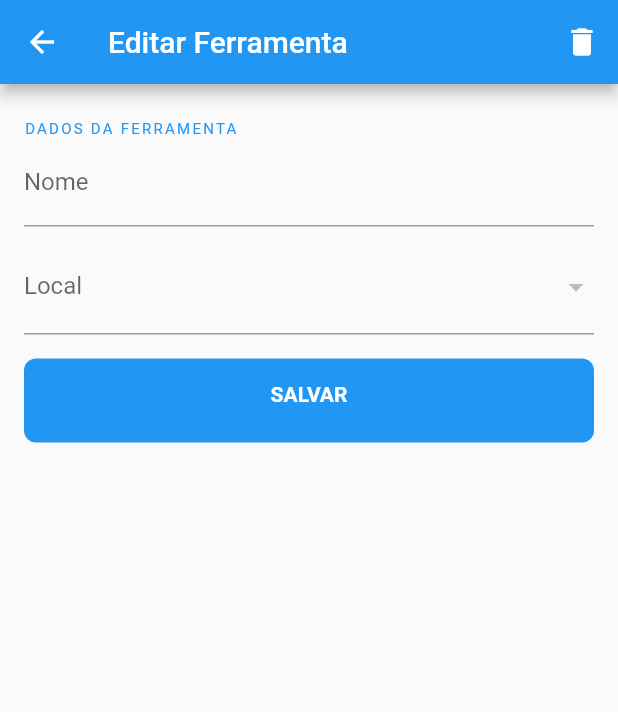
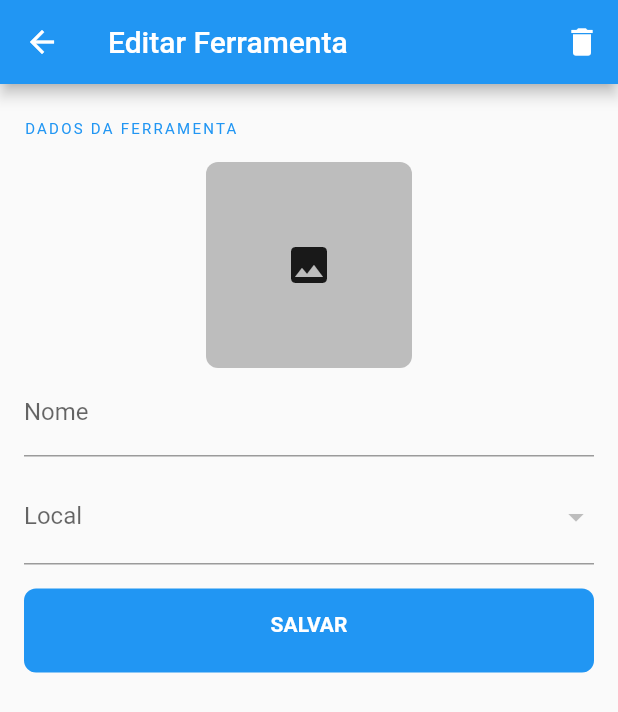
Before and after one commit to harimasora/emvial_inventario, a Flutter app: the EditToolScreen screen opened directly with empty values, on a phone screen of 412 x 824 dp. Shown: the top 712 px of the screen. Run offline on Flutter 3.47's test engine with Material 2 defaults, Android fonts, the phone set to English and light mode, and no system bars; our stand-ins replace cloud_firestore, firebase_core, firebase_storage, flutter_riverpod, flutter_slidable, image_cropper and 1 more; missing offline and left inert: drag_and_drop_lists; accounts and stored records are empty.

Commit message:
feat: CRUD item images

```diff
--- a/lib/models/item.dart
+++ b/lib/models/item.dart
@@ -1,8 +1,9 @@
 class Item {
   final String id;
   final String name;
+  final String imageUrl;
 
-  Item({this.id, this.name});
+  Item({this.id, this.name, this.imageUrl});
 
   factory Item.fromMap(Map data) {
     if (data == null) {
@@ -12,6 +13,7 @@ class Item {
     return Item(
       id: data['id'] as String,
       name: data['name'] as String ?? '',
+      imageUrl: data['imageUrl'] as String ?? '',
     );
   }
 
@@ -19,7 +21,16 @@ class Item {
     return <String, dynamic>{
       'id': id,
       'name': name,
+      'imageUrl': imageUrl,
     };
+  }
+
+  Item copyWith({String id, String name, String imageUrl}) {
+    return Item(
+      id: id ?? this.id,
+      name: name ?? this.name,
+      imageUrl: imageUrl ?? this.imageUrl,
+    );
   }
 
   @override
--- a/lib/screens/add_tool.dart
+++ b/lib/screens/add_tool.dart
@@ -107,7 +107,8 @@ class _AddToolFormState extends State<AddToolForm> {
       try {
         startLoading();
         final db = context.read(databaseProvider);
-        final placeToSave = Place(id: place.id, name: place.name, items: place.items)..items.add(Item(name: name));
+        final placeToSave = Place(id: place.id, name: place.name, items: place.items)
+          ..items.add(Item(id: db.randomDocumentId, name: name));
         await db.savePlace(placeToSave);
         Navigator.of(context).pop();
       } on Exception catch (e) {
--- a/lib/screens/edit_tool.dart
+++ b/lib/screens/edit_tool.dart
@@ -1,7 +1,9 @@
 import 'package:emival_inventario/models/item.dart';
 import 'package:emival_inventario/models/place.dart';
+import 'package:emival_inventario/models/place_item.dart';
 import 'package:emival_inventario/services/db_service.dart';
 import 'package:emival_inventario/services/notification_service.dart';
+import 'package:emival_inventario/widgets/image_capture.dart';
 import 'package:emival_inventario/widgets/save_indicator_button.dart';
 import 'package:flutter_riverpod/flutter_riverpod.dart';
 import 'package:flutter/material.dart';
@@ -61,6 +63,7 @@ class _EditToolFormState extends State<EditToolForm> {
 
   String name;
   Place place;
+  PlaceItem placeItem;
 
   bool _isLoading = false;
   AutovalidateMode _autoValidate = AutovalidateMode.disabled;
@@ -73,6 +76,7 @@ class _EditToolFormState extends State<EditToolForm> {
     super.initState();
     name = widget.item?.name;
     place = widget.place;
+    placeItem = PlaceItem(place: widget.place, item: widget.item);
   }
 
   @override
@@ -90,6 +94,18 @@ class _EditToolFormState extends State<EditToolForm> {
           crossAxisAlignment: CrossAxisAlignment.stretch,
           children: <Widget>[
             Text('DADOS DA FERRAMENTA', style: overtextStyle),
+            const SizedBox(height: 16),
+            Center(
+              child: ToolImage(
+                placeItem: placeItem,
+                onDelete: _deleteImage,
+                onUploadComplete: (downloadUrl) {
+                  setState(() {
+                    placeItem = PlaceItem(place: placeItem.place, item: placeItem.item.copyWith(imageUrl: downloadUrl));
+                  });
+                },
+              ),
+            ),
             TextFormField(
               decoration: const InputDecoration(
                 labelText: 'Nome',
@@ -179,4 +195,88 @@ class _EditToolFormState extends State<EditToolForm> {
       setState(() => _autoValidate = AutovalidateMode.always);
     }
   }
+
+  void _deleteImage() {
+    final db = context.read(databaseProvider);
+    db.deleteImage(PlaceItem(place: widget.place, item: widget.item));
+    setState(() {
+      placeItem = PlaceItem(place: placeItem.place, item: placeItem.item.copyWith(imageUrl: ''));
+    });
+  }
 }
+
+class ToolImage extends StatelessWidget {
+  const ToolImage({
+    Key key,
+    @required this.placeItem,
+    this.onDelete,
+    this.onUploadComplete,
+  }) : super(key: key);
+  final PlaceItem placeItem;
+  final void Function() onDelete;
+  final void Function(String downloadUrl) onUploadComplete;
+
+  @override
+  Widget build(BuildContext context) {
+    final item = placeItem.item;
+    final imageSideSize = MediaQuery.of(context).size.width / 3;
+    return Stack(
+      children: [
+        Container(
+          decoration: BoxDecoration(
+            borderRadius: BorderRadius.circular(8),
+            color: Colors.grey[400],
+          ),
+          width: imageSideSize,
+          height: imageSideSize,
+          child: item.imageUrl.isEmpty
+              ? IconButton(
+                  icon: const Icon(
+                    Icons.photo,
+                    size: 32,
+                  ),
+                  onPressed: () async {
+                    final String downloadUrl = await Navigator.of(context).push<String>(
+                          MaterialPageRoute<String>(
+                            builder: (_) => ImageCapture(
+                              placeItem: placeItem,
+                            ),
+                          ),
+                        ) ??
+                        '';
+                    if (downloadUrl.isNotEmpty) {
+                      onUploadComplete(downloadUrl);
+                    }
+                  },
+                )
+              : ClipRRect(
+                  borderRadius: BorderRadius.circular(8),
+                  child: Image.network(
+                    item.imageUrl,
+                    fit: BoxFit.cover,
+                  ),
+                ),
+        ),
+        if (item.imageUrl.isNotEmpty)
+          Positioned(
+            top: 0,
+            right: 0,
+            child: Container(
+              padding: const EdgeInsets.all(8),
+              decoration: BoxDecoration(
+                borderRadius: BorderRadius.circular(8),
+                color: Colors.redAccent,
+              ),
+              child: GestureDetector(
+                onTap: onDelete,
+                child: const Icon(
+                  Icons.close,
+                  color: Colors.white,
+                ),
+              ),
+            ),
+          )
+      ],
+    );
+  }
+}
--- a/lib/services/firestore_service.dart
+++ b/lib/services/firestore_service.dart
@@ -4,6 +4,8 @@ import 'package:flutter/foundation.dart';
 class FirestoreService {
   FirestoreService._();
   static final instance = FirestoreService._();
+
+  String get randomDocumentId => FirebaseFirestore.instance.collection('random').doc().id;
 
   Future<void> setData({
     @required String path,
```
Also changed, not shown: lib/services/db_service.dart (+23 -0 lines), lib/widgets/image_capture.dart (added, +106 -0 lines), lib/widgets/uploader.dart (added, +82 -0 lines), pubspec.yaml (+6 -3 lines), 4 other files.
